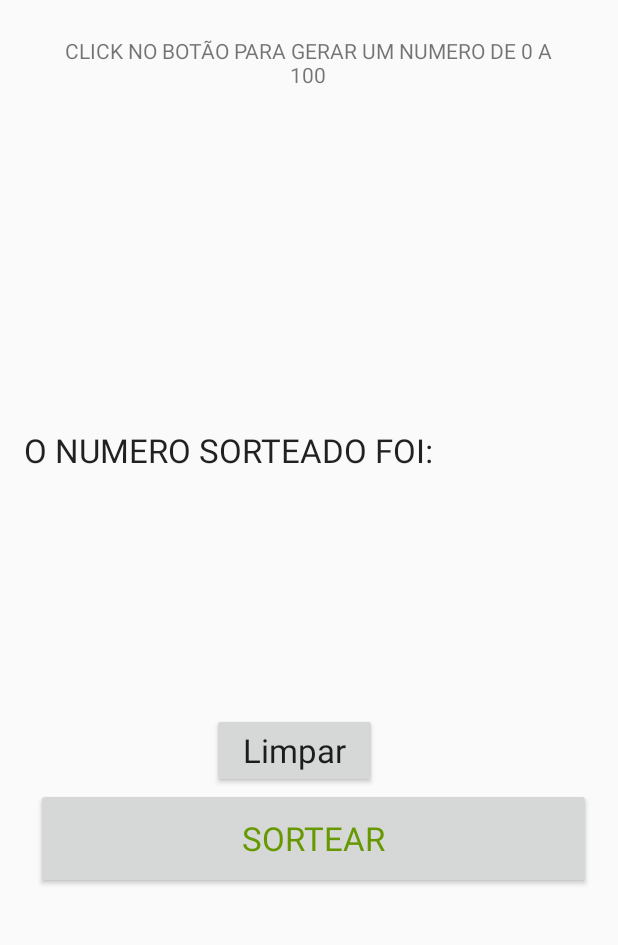
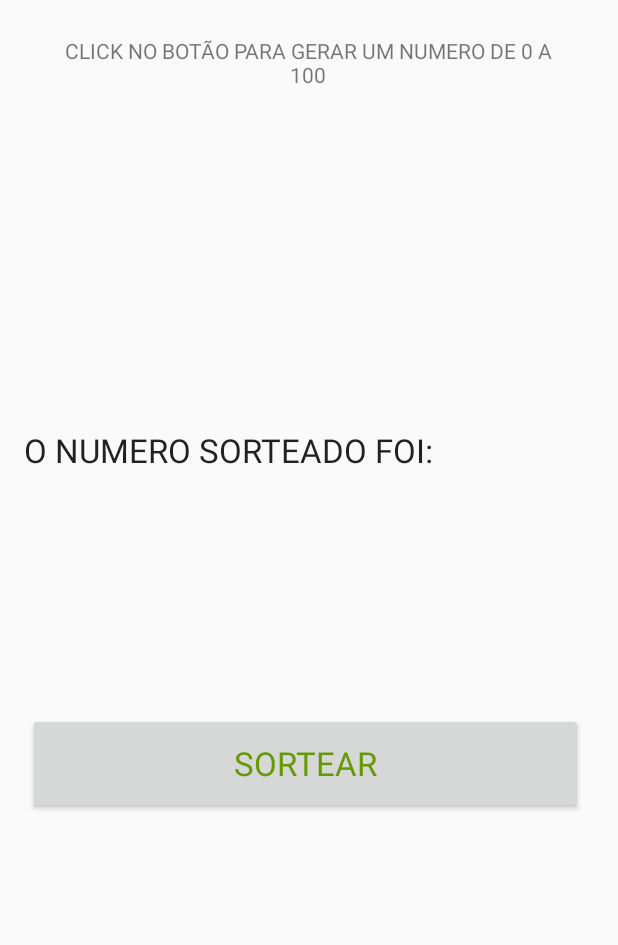
Before and after one commit to ccamaracarlos/Sorteador, an Android app: the screen it shows after launch (MainActivity), on a phone screen of 412 x 824 dp, the part 157-1102 px from its top. Run offline under Robolectric (Android 15) with nearby library versions, the phone set to English and light mode, and no system bars.

Commit message:
Commit final, foi adcionado uma funcionalidade no botão Sortear.

```diff
--- a/app/src/main/java/javamobile/sorteador/MainActivity.java
+++ b/app/src/main/java/javamobile/sorteador/MainActivity.java
@@ -1,7 +1,15 @@
 package javamobile.sorteador;
 
 import androidx.appcompat.app.AppCompatActivity;
+
+import android.content.Intent;
 import android.os.Bundle;
+import android.view.View;
+import android.widget.TextView;
+
+import java.io.IOException;
+import java.util.Random;
+import java.util.Set;
 
 public class MainActivity extends AppCompatActivity {
 
@@ -10,4 +18,12 @@ public class MainActivity extends AppCompatActivity {
         super.onCreate(savedInstanceState);
         setContentView(R.layout.activity_main);
     }
+
+    public void selecionarBotao(View v) {
+        int num = new Random().nextInt(101);
+        TextView texto = findViewById(R.id.textoResultado);
+        texto.setText("O NUMERO SORTEADO FOI: " +num);
+
+    }
+
 }
--- a/app/src/main/res/layout/activity_main.xml
+++ b/app/src/main/res/layout/activity_main.xml
@@ -16,10 +16,11 @@
         android:layout_width="match_parent"
         android:layout_height="wrap_content"
         android:text="SORTEADOR"
-        android:textAlignment="center"
         android:layout_alignParentTop="true"
         android:layout_alignParentStart="true"
-        android:textSize="24sp" />
+        android:textSize="24sp"
+        android:gravity="center_horizontal"
+        android:layout_alignParentLeft="true" />
 
     <TextView
         android:id="@+id/textView"
@@ -28,7 +29,8 @@
         android:layout_marginTop="24dp"
         android:layout_marginStart="20dp"
         android:text="CLICK NO BOTÃO PARA GERAR UM NUMERO DE 0 A 100"
-        android:textAlignment="center" />
+        android:gravity="center_horizontal"
+        android:layout_marginLeft="20dp" />
 
     <TextView
         android:id="@+id/textoResultado"
@@ -38,24 +40,18 @@
         android:text="O NUMERO SORTEADO FOI: "
         android:textAppearance="@style/TextAppearance.AppCompat.Large" />
 
-
     <Button
-        android:id="@+id/botaoOk"
-        android:layout_width="110dp"
-        android:layout_height="50dp"
-        android:layout_marginHorizontal="125dp"
-        android:layout_marginTop="150dp"
-        android:text="Limpar"
-        android:textAlignment="center"
-        android:textAppearance="@style/TextAppearance.AppCompat.Large" />
-
-    <Button
-        android:id="@+id/botaoSortear"
+        android:id="@+id/button"
         android:layout_width="370dp"
         android:layout_height="67dp"
-        android:layout_marginStart="8dp"
+        android:layout_gravity="center_horizontal"
+        android:layout_marginStart="23dp"
+        android:layout_marginLeft="23dp"
         android:layout_marginEnd="25dp"
+        android:layout_marginRight="50dp"
+        android:onClick="selecionarBotao"
         android:text="SORTEAR"
+        android:layout_marginVertical="150dp"
         android:textAppearance="@style/TextAppearance.AppCompat.Large"
         android:textColor="@android:color/holo_green_dark" />
 
```
